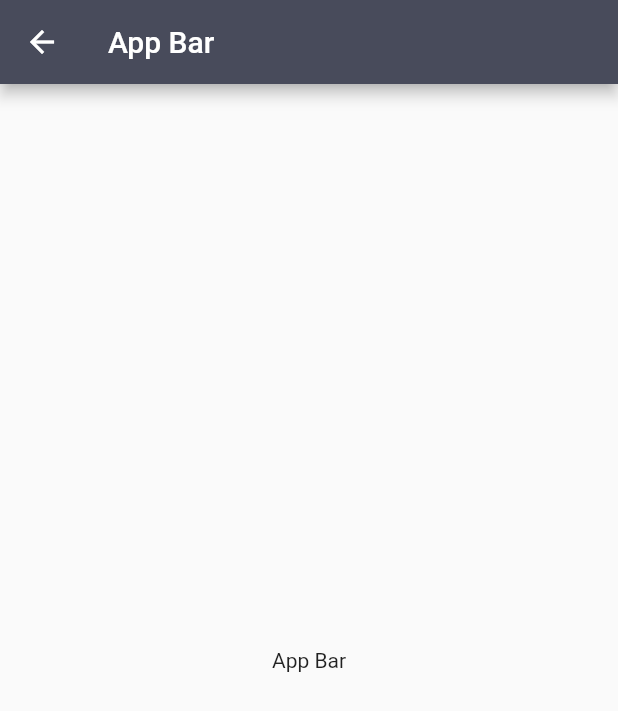
After one commit to khflutter/converter, a Flutter app: the ShowItem screen opened directly, on a phone screen of 412 x 824 dp. The commit adds this screen. Shown: the top 711 px of the screen. Run offline on Flutter 3.47's test engine with Material 2 defaults, Android fonts, the phone set to English and light mode, and no system bars; missing offline and left inert: loadmore.

Commit message:
update code.

```diff
--- /dev/null
+++ b/lib/pages/item.dart
@@ -0,0 +1,21 @@
+import 'package:flutter/material.dart';
+
+class ShowItem extends StatefulWidget {
+  _ShowItemState createState() => _ShowItemState();
+}
+
+class _ShowItemState extends State<ShowItem> {
+  @override
+  Widget build(BuildContext context) {
+    return Scaffold(
+      appBar: AppBar(
+        title: Text("App Bar"),
+      ),
+      body: Container(
+        child: Center(
+          child: Text("App Bar"),
+        ),
+      ),
+    );
+  }
+}
--- a/pubspec.yaml
+++ b/pubspec.yaml
@@ -22,6 +22,11 @@ dependencies:
   # Use with the CupertinoIcons class for iOS style icons.
   cupertino_icons: ^0.1.2
   http: ^0.12.0
+  flutter_spinkit: ^3.1.0
+  progress_hud_v2: ^2.0.0
+  loadmore: ^1.0.2
+
+
 
 dev_dependencies:
   flutter_test:
```
Also changed, not shown: lib/pages/home.dart (+8 -0 lines), lib/pages/main.dart (added, +68 -0 lines), lib/widgets/loading.dart (added, +34 -0 lines), 3 other files.
